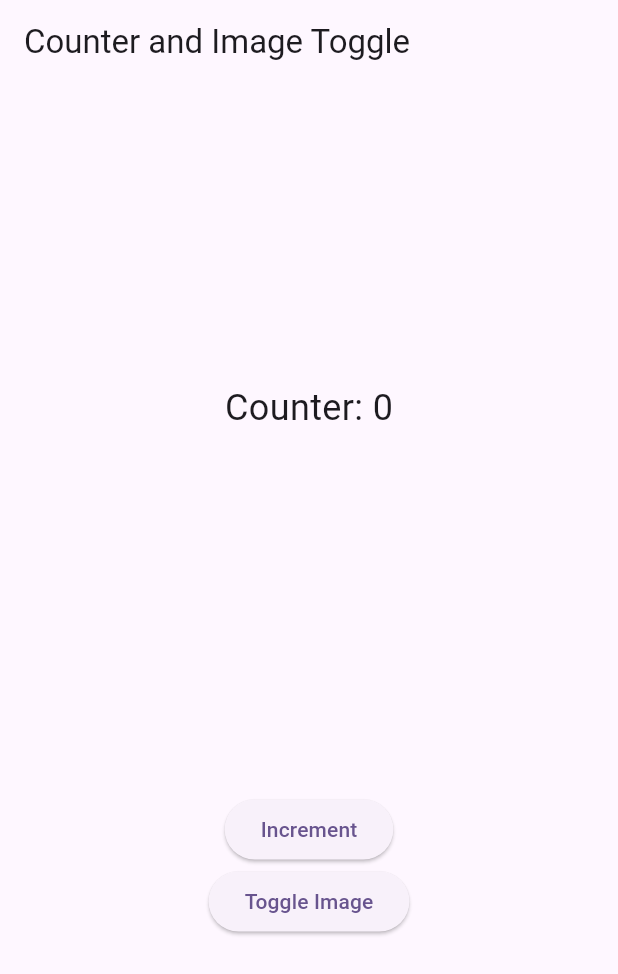
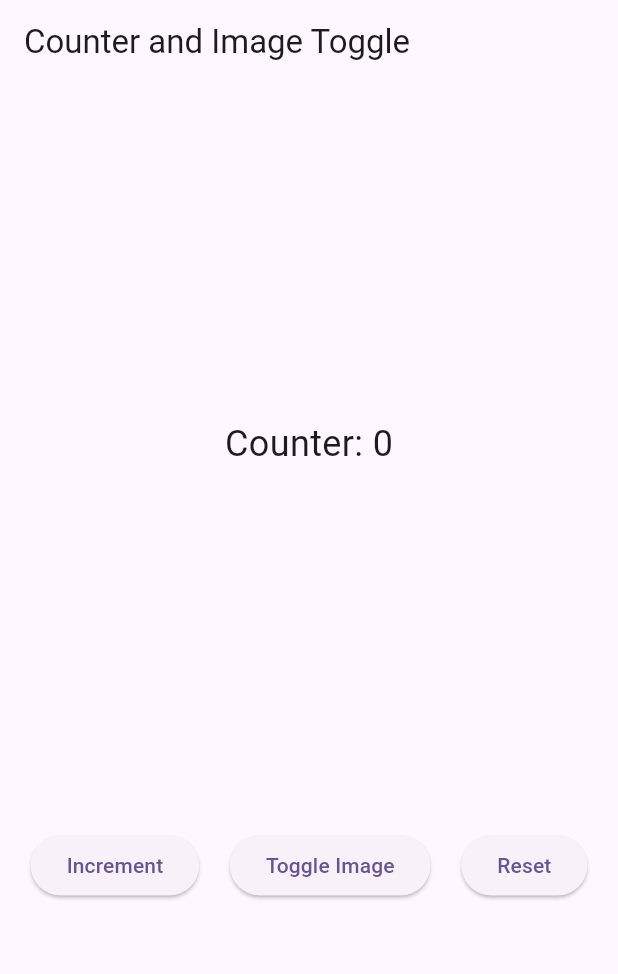
Before and after one commit to nikhilchowdary-yamani/counter_app, a Flutter app: the screen it shows after launch, on a phone screen of 412 x 824 dp. Shown: the top 974 px of the screen. Run offline on Flutter 3.47's test engine with Material 3 defaults, Android fonts, the phone set to English and light mode, and no system bars.

Commit message:
Implement reset button and functionality.

```diff
--- a/lib/main.dart
+++ b/lib/main.dart
@@ -67,6 +67,15 @@ class _MyHomePageState extends State<MyHomePage>
     });
   }
 
+  void _resetAll() {
+    setState(() {
+      _counter = 0;
+      _isImage1 = true;
+      _animationController.reset();
+      _animationController.forward();
+    });
+  }
+
   @override
   Widget build(BuildContext context) {
     return Scaffold(
@@ -91,6 +100,9 @@ class _MyHomePageState extends State<MyHomePage>
               ),
             ),
             const SizedBox(height: 20),
+            Row(
+              mainAxisAlignment: MainAxisAlignment.spaceEvenly,
+              children: [
                 ElevatedButton(
                   onPressed: _incrementCounter,
                   child: const Text('Increment'),
@@ -99,6 +111,12 @@ class _MyHomePageState extends State<MyHomePage>
                   onPressed: _toggleImage,
                   child: const Text('Toggle Image'),
                 ),
+                ElevatedButton(
+                  onPressed: _resetAll,
+                  child: const Text('Reset'),
+                ),
+              ],
+            ),
           ],
         ),
       ),
```
Lines whose indentation alone changed are shown as unchanged.
